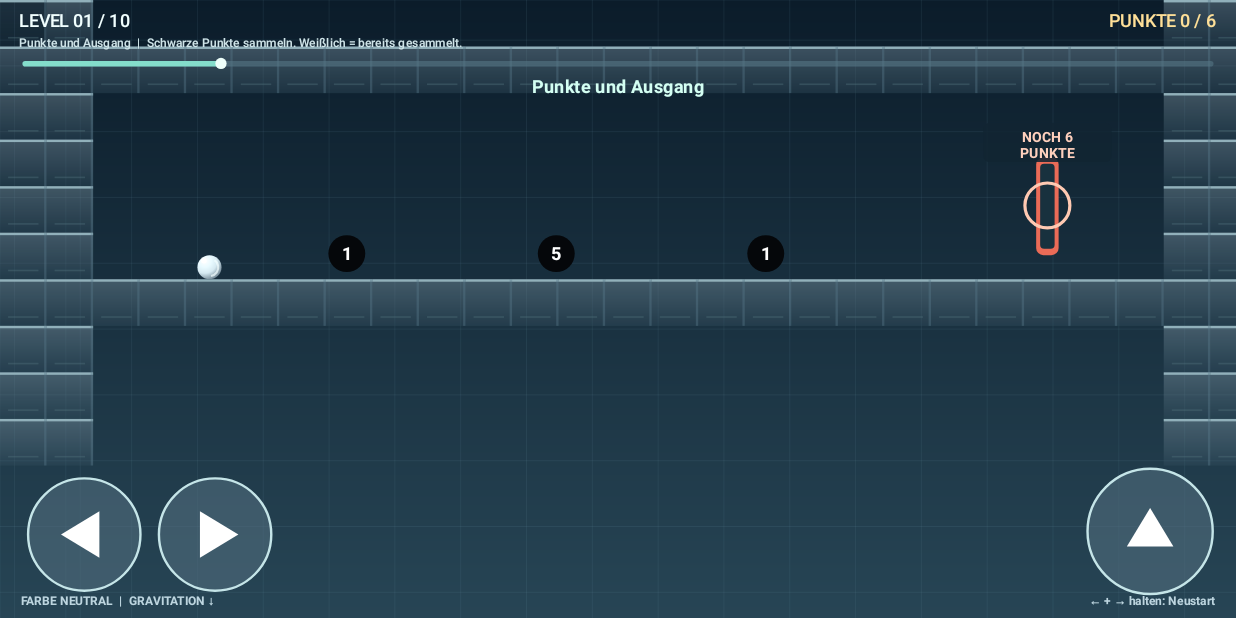
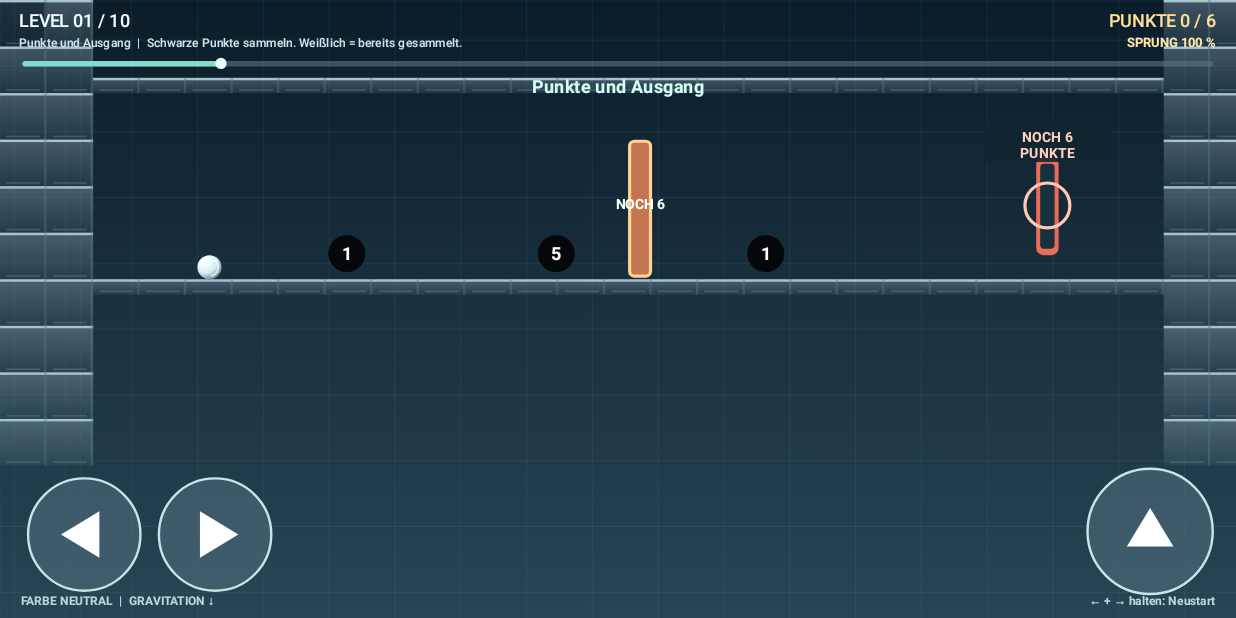
Before and after one commit to sschermer/Kugelspiel, an Android app: the screen it shows after launch (MainActivity), on a phone screen of 824 x 412 dp (held sideways). Run offline under Robolectric (Android 15) with nearby library versions, the phone set to English and light mode, and no system bars.

Commit message:
Render slim matching platforms, live score doors, helium sockets and visible 100-250% jump state

```diff
--- a/app/src/main/java/de/sschermer/kugelspiel/GameView.java
+++ b/app/src/main/java/de/sschermer/kugelspiel/GameView.java
@@ -303,15 +303,16 @@ final class GameView extends View {
         int y0=Math.max(0,(int)Math.floor(camY/TILE)-2),y1=Math.min(world().rows-1,(int)Math.ceil((camY+vh)/TILE)+2);
         for(int row=y0;row<=y1;row++)for(int col=x0;col<=x1;col++){
             if(world().tiles[row][col]!='#')continue;
-            float a=col*TILE,b=row*TILE;
-            p.setShader(new LinearGradient(a,b,a,b+TILE,0xff839ba9,0xff304b5b,Shader.TileMode.CLAMP));
-            c.drawRect(a,b,a+TILE,b+TILE,p);p.setShader(null);
-            p.setColor(0xff91b0ba);
-            c.drawRect(a,b,a+TILE,b+3,p);
+            float a=col*TILE,top=tileTop(col,row),bottom=tileBottom(col,row);
+            p.setShader(new LinearGradient(a,top,a,bottom,0xff91a9b7,0xff355262,Shader.TileMode.CLAMP));
+            c.drawRect(a,top,a+TILE,bottom,p);p.setShader(null);
+            p.setColor(0xffa5c4cc);c.drawRect(a,top,a+TILE,top+Math.min(3,bottom-top),p);
             p.setColor(0x66597889);
-            c.drawRect(a+TILE-3,b,a+TILE,b+TILE,p);
-            p.setColor(0x6650707b);
-            c.drawRect(a+10,b+TILE-12,a+TILE-10,b+TILE-10,p);
+            c.drawRect(a+TILE-3,top,a+TILE,bottom,p);
+            if(bottom-top>12){
+                p.setColor(0x666e8995);
+                c.drawRect(a+8,bottom-5,a+TILE-8,bottom-3,p);
+            }
         }
     }
     private void shafts(Canvas c){
@@ -390,6 +391,20 @@ final class GameView extends View {
         for(float yy=g.top+33;yy<g.bottom-8;yy+=64)c.drawText(colorLetter(g.color),g.x,yy,p);
         p.setTextAlign(Paint.Align.LEFT);
     }
+    private void drawScoreGate(Canvas c,LevelData.ScoreGate g){
+        boolean unlocked=!g.blocks(score);
+        p.setColor(unlocked?0x334affbf:0xe6d57e52);
+        c.drawRoundRect(new RectF(g.x-13,g.top,g.x+13,g.bottom),6,6,p);
+        p.setColor(unlocked?0xff63f0bd:0xffffd38f);
+        p.setStyle(Paint.Style.STROKE);p.setStrokeWidth(unlocked?2:4);
+        c.drawRoundRect(new RectF(g.x-13,g.top,g.x+13,g.bottom),6,6,p);
+        p.setStyle(Paint.Style.FILL);
+        String text=unlocked?"OFFEN":"NOCH "+(g.threshold-score);
+        p.setTypeface(Typeface.DEFAULT_BOLD);p.setTextAlign(Paint.Align.CENTER);
+        p.setTextSize(17);p.setColor(0xfff5ffff);
+        c.drawText(text,g.x,(g.top+g.bottom)*.5f,p);
+        p.setTextAlign(Paint.Align.LEFT);
+    }
     private void drawItem(Canvas c,LevelData.Item item,boolean collected){
         float xx=item.x,yy=item.y;
         if(item.type==LevelData.COLOR) {
@@ -413,6 +428,38 @@ final class GameView extends View {
             p.setColor(0xffffffff);p.setTextSize(35);p.setTypeface(Typeface.DEFAULT_BOLD);
             c.drawText(item.value==LevelData.UP?"↑":"↓",xx,yy+12,p);
             p.setTextAlign(Paint.Align.LEFT);
+        }else if(item.type==LevelData.HELIUM_FILL ||
+                item.type==LevelData.HELIUM_DRAIN){
+            boolean fill=item.type==LevelData.HELIUM_FILL;
+            boolean active=fill?!helium:helium;
+            int accent=fill?0xff34e8ff:0xffffce82;
+            // Real U-shaped, functional machine recess.
+            p.setColor(0xff102d3d);
+            c.drawRoundRect(new RectF(xx-34,yy-25,xx+34,yy+25),9,9,p);
+            p.setColor(accent);p.setStrokeWidth(5);p.setStyle(Paint.Style.STROKE);
+            Path socket=new Path();
+            if(fill){
+                socket.moveTo(xx-27,yy-22);socket.lineTo(xx-27,yy+21);
+                socket.quadTo(xx,yy+31,xx+27,yy+21);
+                socket.lineTo(xx+27,yy-22);
+            }else{
+                socket.moveTo(xx-27,yy+22);socket.lineTo(xx-27,yy-21);
+                socket.quadTo(xx,yy-31,xx+27,yy-21);
+                socket.lineTo(xx+27,yy+22);
+            }
+            c.drawPath(socket,p);p.setStyle(Paint.Style.FILL);
+            p.setColor(active?0xfff8ffff:0xffa5c2c8);
+            p.setTypeface(Typeface.DEFAULT_BOLD);p.setTextSize(16);
+            p.setTextAlign(Paint.Align.CENTER);
+            c.drawText(fill?"HE+":"HE-",xx,yy+6,p);
+            p.setTextAlign(Paint.Align.LEFT);
+            if(activeStation>=0 && world().items.get(activeStation)==item) {
+                p.setColor(accent);p.setStrokeWidth(5);
+                p.setStyle(Paint.Style.STROKE);
+                c.drawArc(new RectF(xx-39,yy-39,xx+39,yy+39),
+                        -90,360*clamp(charge/.55f,0,1),false,p);
+                p.setStyle(Paint.Style.FILL);
+            }
         } else {
             // Not collected: black with white number.
             // Collected: semi-transparent white with black number, never awarded twice.
@@ -461,6 +508,16 @@ final class GameView extends View {
                 new int[]{0xffffffff,0xffe8faff,bright,base},
                 new float[]{0,.27f,.49f,1},Shader.TileMode.CLAMP));
         c.drawCircle(x,y,R,p);p.setShader(null);
+        if(helium) {
+            p.setColor(0x554fffea);
+            p.setStyle(Paint.Style.STROKE);p.setStrokeWidth(3);
+            c.drawCircle(x,y,R+5,p);p.setStyle(Paint.Style.FILL);
+        }
+        // Four tiny functional pips: baseline + up to three stacked boosts.
+        for(int i=0;i<bounce.boosts;i++){
+            p.setColor(0xffffe58b);
+            c.drawCircle(x+(i-1)*8,y+R+7,2.8f,p);
+        }
         c.save();c.rotate(x*180f/(float)Math.PI/R,x,y);
         p.setStyle(Paint.Style.STROKE);p.setStrokeWidth(2.6f);p.setColor(0xb1f4ffff);
         c.drawArc(new RectF(x-11,y-11,x+11,y+11),28,135,false,p);
@@ -480,6 +537,11 @@ final class GameView extends View {
         while(subtitle.length()>10&&p.measureText(subtitle)>vw-50)
             subtitle=subtitle.substring(0,subtitle.length()-2);
         c.drawText(subtitle,24,58,p);
+        p.setColor(helium?0xff8effe1:0xffffe6aa);
+        p.setTypeface(Typeface.DEFAULT_BOLD);
+        p.setTextAlign(Paint.Align.RIGHT);p.setTextSize(16);
+        c.drawText(helium?"HELIUM ↑":"SPRUNG "+Math.round(bounce.currentHeight()*100)+" %",vw-26,59,p);
+        p.setTextAlign(Paint.Align.LEFT);
         float leftMargin=28,rightMargin=vw-28;
         p.setColor(0x99567785);c.drawRoundRect(new RectF(leftMargin,76,rightMargin,83),4,4,p);
         float factor=clamp(x/(world().columns*TILE),0,1);
```
